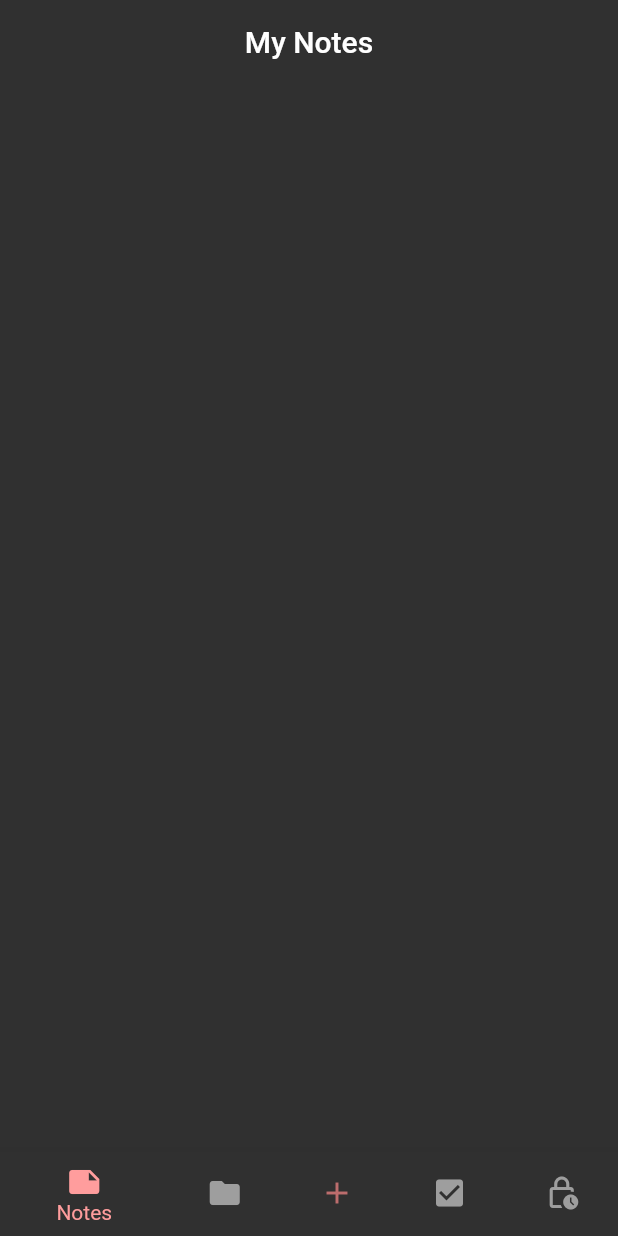
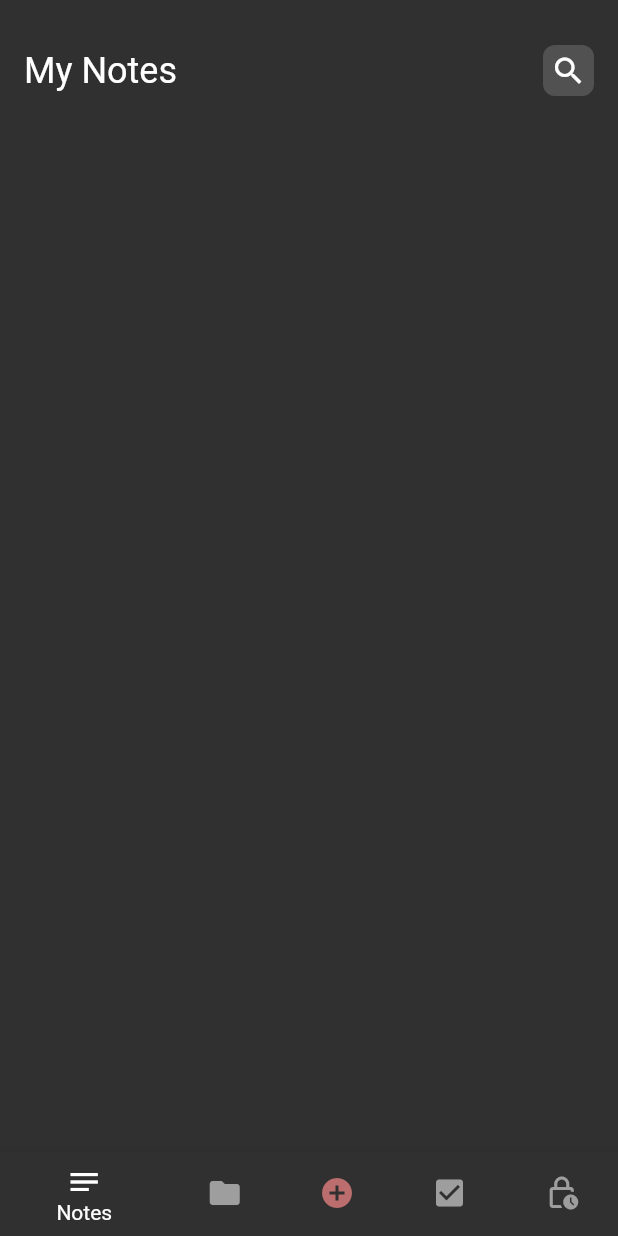
Before and after one commit to mellatilaid/notes-app, a Flutter app: the screen it shows after launch, on a phone screen of 412 x 824 dp. Run offline on Flutter 3.47's test engine with Material 2 defaults, Android fonts, the phone set to English and light mode, and no system bars.

Commit message:
refactor bottom navigation bar

```diff
--- a/lib/bottom_navigation_bar.dart
+++ b/lib/bottom_navigation_bar.dart
@@ -1,7 +1,7 @@
 import 'package:flutter/material.dart';
 import 'package:note_app/helper/const.dart';
 import 'package:note_app/views/add_notes_view.dart';
-import 'package:note_app/views/fovorits_view.dart';
+import 'package:note_app/views/my_notes_view.dart';
 import 'package:note_app/views/notes_collections_view.dart';
 import 'package:note_app/views/reminders_view.dart';
 import 'package:note_app/views/to_do_list_view.dart';
@@ -23,7 +23,7 @@ class _HomePageNavState extends State<HomePageNav> {
   }
 
   final List _page = [
-    const FavoritsView(),
+    const MyNotesView(),
     const NotesCollectionsView(),
     const AddNotesView(),
     const ToDoListView(),
@@ -34,13 +34,13 @@ class _HomePageNavState extends State<HomePageNav> {
     return Scaffold(
       body: _page[_selectedIndex],
       bottomNavigationBar: BottomNavigationBar(
-        selectedItemColor: const Color(0xffFF9D9D),
+        selectedItemColor: Colors.white,
         unselectedItemColor: Colors.grey,
         currentIndex: _selectedIndex,
         onTap: _navigatedBottmBar,
         items: const [
           BottomNavigationBarItem(
-            icon: Icon(Icons.note),
+            icon: Icon(Icons.notes),
             label: 'Notes',
           ),
           BottomNavigationBarItem(
@@ -49,10 +49,10 @@ class _HomePageNavState extends State<HomePageNav> {
           ),
           BottomNavigationBarItem(
             icon: Icon(
-              Icons.add,
+              Icons.add_circle,
               color: kPrimaryColor,
             ),
-            label: 'add note',
+            label: '',
           ),
           BottomNavigationBarItem(
             icon: Icon(Icons.check_box),
--- a/lib/views/fovorits_view.dart
+++ /dev/null
@@ -1,17 +0,0 @@
-import 'package:flutter/material.dart';
-
-class FavoritsView extends StatelessWidget {
-  const FavoritsView({super.key});
-
-  @override
-  Widget build(BuildContext context) {
-    return Scaffold(
-      appBar: AppBar(
-        elevation: 0,
-        backgroundColor: Colors.transparent,
-        centerTitle: true,
-        title: const Text('My Notes'),
-      ),
-    );
-  }
-}
--- a/lib/views/my_notes_view.dart
+++ b/lib/views/my_notes_view.dart
@@ -1,5 +1,5 @@
 import 'package:flutter/material.dart';
-import 'package:note_app/widgets/custom_app_bar.dart';
+import 'package:note_app/widgets/my_notes_view_body.dart';
 
 class MyNotesView extends StatelessWidget {
   const MyNotesView({super.key});
@@ -7,20 +7,7 @@ class MyNotesView extends StatelessWidget {
   @override
   Widget build(BuildContext context) {
     return const Scaffold(
-      body: Padding(
-        padding: EdgeInsets.symmetric(horizontal: 16),
-        child: Column(
-          children: [
-            SizedBox(
-              height: 30,
-            ),
-            CustomAppBar(
-              title: 'My Notes',
-              icon: Icons.search,
-            ),
-          ],
-        ),
-      ),
+      body: MyNotesViewBody(),
     );
   }
 }
--- /dev/null
+++ b/lib/widgets/my_notes_view_body.dart
@@ -0,0 +1,27 @@
+import 'package:flutter/material.dart';
+
+import 'custom_app_bar.dart';
+
+class MyNotesViewBody extends StatelessWidget {
+  const MyNotesViewBody({super.key});
+
+  @override
+  Widget build(BuildContext context) {
+    return const Scaffold(
+      body: Padding(
+        padding: EdgeInsets.symmetric(horizontal: 16),
+        child: Column(
+          children: [
+            SizedBox(
+              height: 30,
+            ),
+            CustomAppBar(
+              title: 'My Notes',
+              icon: Icons.search,
+            ),
+          ],
+        ),
+      ),
+    );
+  }
+}
```
